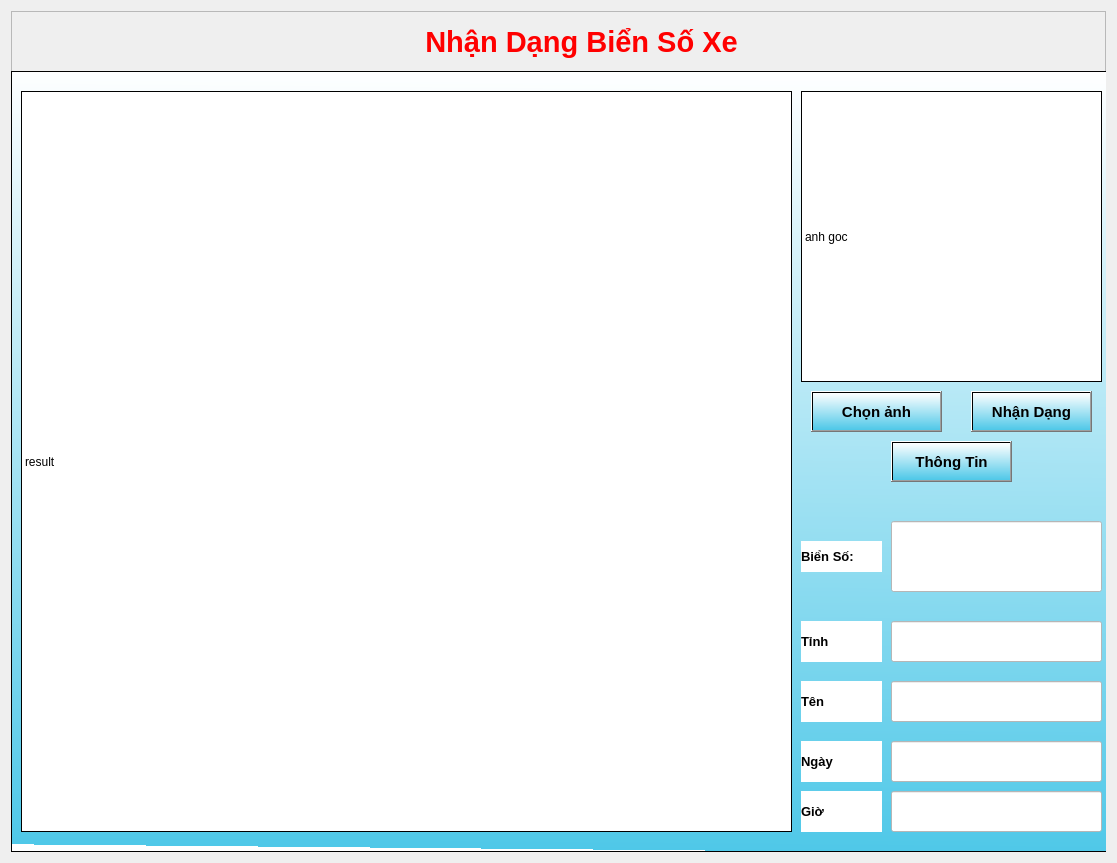
First picture: the form in license_layout.ui, repository Dungpt24/DATN, before the edit.
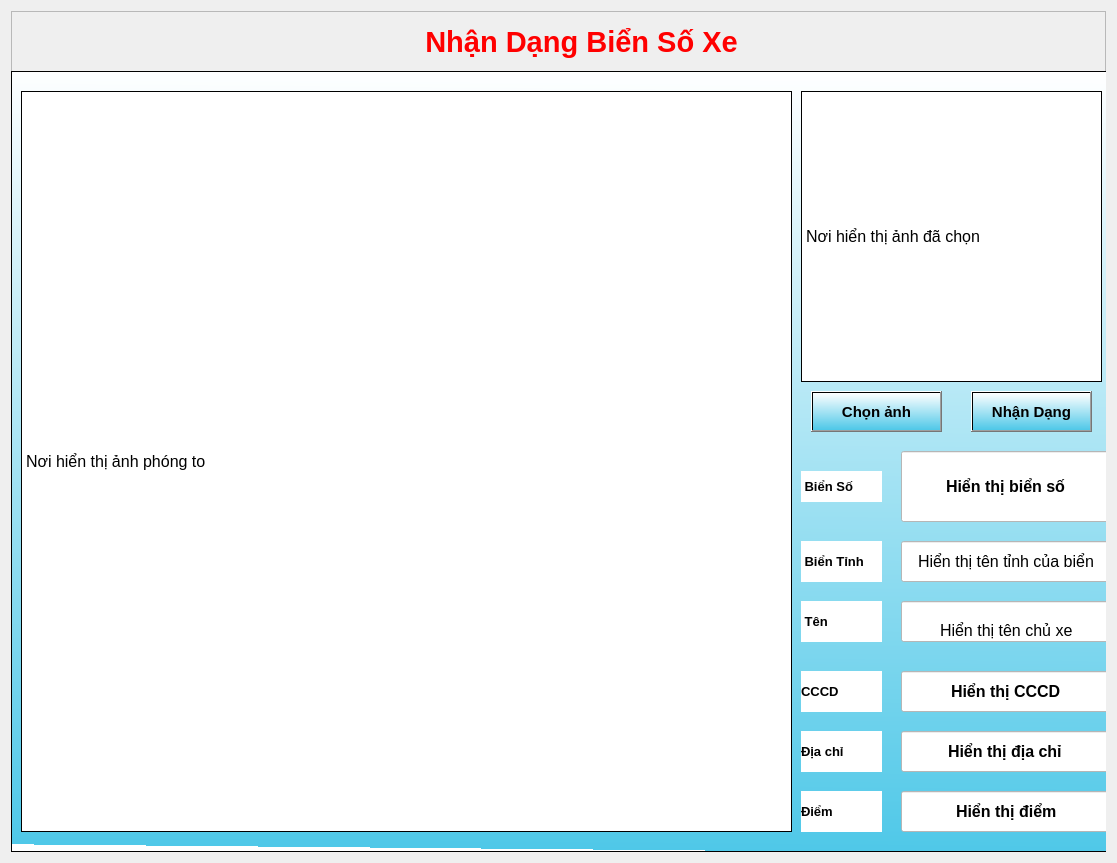
Second picture: the form after the edit.

What changed in the file:
```diff
--- a/license_layout.ui
+++ b/license_layout.ui
@@ -96,27 +96,6 @@
         <string>Nhận Dạng</string>
        </property>
       </widget>
-      <widget class="QPushButton" name="btn_info">
-       <property name="geometry">
-        <rect>
-         <x>880</x>
-         <y>370</y>
-         <width>121</width>
-         <height>41</height>
-        </rect>
-       </property>
-       <property name="font">
-        <font>
-         <family>Tahoma</family>
-         <pointsize>11</pointsize>
-         <weight>75</weight>
-         <bold>true</bold>
-        </font>
-       </property>
-       <property name="text">
-        <string>Thông Tin</string>
-       </property>
-      </widget>
       <widget class="QPushButton" name="btn_chonanh">
        <property name="geometry">
         <rect>
@@ -154,13 +133,14 @@
         <enum>Qt::NoFocus</enum>
        </property>
        <property name="styleSheet">
-        <string notr="true">background-color: rgb(255, 255, 255);</string>
+        <string notr="true">background-color: rgb(255, 255, 255);
+font-size:16px</string>
        </property>
        <property name="frameShape">
         <enum>QFrame::Box</enum>
        </property>
        <property name="text">
-        <string>result</string>
+        <string>Nơi hiển thị ảnh phóng to</string>
        </property>
       </widget>
       <widget class="QLabel" name="original_img">
@@ -173,20 +153,21 @@
         </rect>
        </property>
        <property name="styleSheet">
-        <string notr="true">background-color: rgb(255, 255, 255);</string>
+        <string notr="true">background-color: rgb(255, 255, 255);
+font-size:16px</string>
        </property>
        <property name="frameShape">
         <enum>QFrame::Box</enum>
        </property>
        <property name="text">
-        <string>anh goc</string>
+        <string>Nơi hiển thị ảnh đã chọn</string>
        </property>
       </widget>
       <widget class="QLineEdit" name="let_bienso">
        <property name="geometry">
         <rect>
-         <x>880</x>
-         <y>450</y>
+         <x>890</x>
+         <y>380</y>
          <width>211</width>
          <height>71</height>
         </rect>
@@ -194,7 +175,7 @@
        <property name="font">
         <font>
          <family>Tahoma</family>
-         <pointsize>22</pointsize>
+         <pointsize>-1</pointsize>
          <weight>75</weight>
          <bold>true</bold>
         </font>
@@ -203,10 +184,11 @@
         <enum>Qt::StrongFocus</enum>
        </property>
        <property name="styleSheet">
-        <string notr="true">background-color: rgb(255, 255, 255);</string>
+        <string notr="true">background-color: rgb(255, 255, 255);
+font-size:16px</string>
        </property>
        <property name="text">
-        <string/>
+        <string>Hiển thị biển số</string>
        </property>
        <property name="alignment">
         <set>Qt::AlignCenter</set>
@@ -215,8 +197,8 @@
       <widget class="QLineEdit" name="let_tinh">
        <property name="geometry">
         <rect>
-         <x>880</x>
-         <y>550</y>
+         <x>890</x>
+         <y>470</y>
          <width>211</width>
          <height>41</height>
         </rect>
@@ -224,16 +206,17 @@
        <property name="font">
         <font>
          <family>Tahoma</family>
-         <pointsize>14</pointsize>
+         <pointsize>-1</pointsize>
          <weight>50</weight>
          <bold>false</bold>
         </font>
        </property>
        <property name="styleSheet">
-        <string notr="true">background-color: rgb(255, 255, 255);</string>
+        <string notr="true">background-color: rgb(255, 255, 255);
+font-size:16px</string>
        </property>
        <property name="text">
-        <string/>
+        <string>Hiển thị tên tỉnh của biển</string>
        </property>
        <property name="alignment">
         <set>Qt::AlignCenter</set>
@@ -242,8 +225,8 @@
       <widget class="QLineEdit" name="let_gio">
        <property name="geometry">
         <rect>
-         <x>880</x>
-         <y>720</y>
+         <x>890</x>
+         <y>660</y>
          <width>211</width>
          <height>41</height>
         </rect>
@@ -251,13 +234,17 @@
        <property name="font">
         <font>
          <family>Tahoma</family>
-         <pointsize>14</pointsize>
+         <pointsize>-1</pointsize>
          <weight>75</weight>
          <bold>true</bold>
         </font>
        </property>
        <property name="styleSheet">
-        <string notr="true">background-color: rgb(255, 255, 255);</string>
+        <string notr="true">background-color: rgb(255, 255, 255);
+font-size:16px</string>
+       </property>
+       <property name="text">
+        <string>Hiển thị địa chỉ</string>
        </property>
        <property name="alignment">
         <set>Qt::AlignCenter</set>
@@ -267,7 +254,7 @@
        <property name="geometry">
         <rect>
          <x>790</x>
-         <y>470</y>
+         <y>400</y>
          <width>81</width>
          <height>31</height>
         </rect>
@@ -284,14 +271,14 @@
         <string notr="true">background-color: rgb(255, 255, 255);</string>
        </property>
        <property name="text">
-        <string>Biển Số: </string>
+        <string> Biển Số</string>
        </property>
       </widget>
       <widget class="QLabel" name="label_3">
        <property name="geometry">
         <rect>
          <x>790</x>
-         <y>550</y>
+         <y>470</y>
          <width>81</width>
          <height>41</height>
         </rect>
@@ -308,14 +295,14 @@
         <string notr="true">background-color: rgb(255, 255, 255);</string>
        </property>
        <property name="text">
-        <string>Tỉnh</string>
+        <string> Biển Tỉnh</string>
        </property>
       </widget>
       <widget class="QLabel" name="label_4">
        <property name="geometry">
         <rect>
          <x>790</x>
-         <y>610</y>
+         <y>530</y>
          <width>81</width>
          <height>41</height>
         </rect>
@@ -332,14 +319,14 @@
         <string notr="true">background-color: rgb(255, 255, 255);</string>
        </property>
        <property name="text">
-        <string>Tên</string>
+        <string> Tên</string>
        </property>
       </widget>
       <widget class="QLineEdit" name="let_ngay">
        <property name="geometry">
         <rect>
-         <x>880</x>
-         <y>670</y>
+         <x>890</x>
+         <y>600</y>
          <width>211</width>
          <height>41</height>
         </rect>
@@ -347,13 +334,17 @@
        <property name="font">
         <font>
          <family>Tahoma</family>
-         <pointsize>14</pointsize>
+         <pointsize>-1</pointsize>
          <weight>75</weight>
          <bold>true</bold>
         </font>
        </property>
        <property name="styleSheet">
-        <string notr="true">background-color: rgb(255, 255, 255);</string>
+        <string notr="true">background-color: rgb(255, 255, 255);
+font-size:16px</string>
+       </property>
+       <property name="text">
+        <string>Hiển thị CCCD</string>
        </property>
        <property name="alignment">
         <set>Qt::AlignCenter</set>
@@ -363,7 +354,7 @@
        <property name="geometry">
         <rect>
          <x>790</x>
-         <y>720</y>
+         <y>660</y>
          <width>81</width>
          <height>41</height>
         </rect>
@@ -380,14 +371,14 @@
         <string notr="true">background-color: rgb(255, 255, 255);</string>
        </property>
        <property name="text">
-        <string>Giờ</string>
+        <string>Địa chỉ</string>
        </property>
       </widget>
       <widget class="QLabel" name="label_9">
        <property name="geometry">
         <rect>
          <x>790</x>
-         <y>670</y>
+         <y>600</y>
          <width>81</width>
          <height>41</height>
         </rect>
@@ -404,14 +395,14 @@
         <string notr="true">background-color: rgb(255, 255, 255);</string>
        </property>
        <property name="text">
-        <string>Ngày</string>
+        <string>CCCD</string>
        </property>
       </widget>
       <widget class="QLineEdit" name="let_ten">
        <property name="geometry">
         <rect>
-         <x>880</x>
-         <y>610</y>
+         <x>890</x>
+         <y>530</y>
          <width>211</width>
          <height>41</height>
         </rect>
@@ -419,21 +410,74 @@
        <property name="font">
         <font>
          <family>Tahoma</family>
-         <pointsize>14</pointsize>
+         <pointsize>-1</pointsize>
          <weight>50</weight>
          <bold>false</bold>
         </font>
        </property>
        <property name="styleSheet">
-        <string notr="true">background-color: rgb(255, 255, 255);</string>
+        <string notr="true">background-color: rgb(255, 255, 255);
+font-size:16px</string>
        </property>
        <property name="text">
-        <string/>
+        <string>Hiển thị tên chủ xe</string>
        </property>
        <property name="alignment">
         <set>Qt::AlignBottom|Qt::AlignHCenter</set>
        </property>
       </widget>
+      <widget class="QLabel" name="label_10">
+       <property name="geometry">
+        <rect>
+         <x>790</x>
+         <y>720</y>
+         <width>81</width>
+         <height>41</height>
+        </rect>
+       </property>
+       <property name="font">
+        <font>
+         <family>Tahoma</family>
+         <pointsize>10</pointsize>
+         <weight>75</weight>
+         <bold>true</bold>
+        </font>
+       </property>
+       <property name="styleSheet">
+        <string notr="true">background-color: rgb(255, 255, 255);</string>
+       </property>
+       <property name="text">
+        <string>Điểm</string>
+       </property>
+      </widget>
+      <widget class="QLineEdit" name="let_score">
+       <property name="geometry">
+        <rect>
+         <x>890</x>
+         <y>720</y>
+         <width>211</width>
+         <height>41</height>
+        </rect>
+       </property>
+       <property name="font">
+        <font>
+         <family>Tahoma</family>
+         <pointsize>-1</pointsize>
+         <weight>75</weight>
+         <bold>true</bold>
+        </font>
+       </property>
+       <property name="styleSheet">
+        <string notr="true">background-color: rgb(255, 255, 255);
+font-size:16px</string>
+       </property>
+       <property name="text">
+        <string>Hiển thị điểm</string>
+       </property>
+       <property name="alignment">
+        <set>Qt::AlignCenter</set>
+       </property>
+      </widget>
      </widget>
      <zorder>frame_2</zorder>
      <zorder>label</zorder>
```
Left out of the diff: 2 changed lines with no effect on the pictures.
